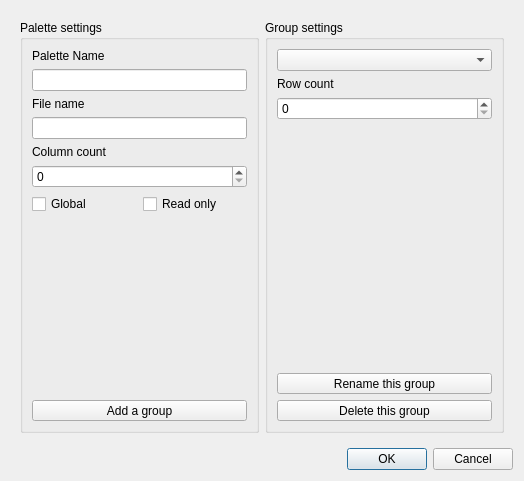
The window that libs/ui/forms/WdgDlgPaletteEditor.ui (KDE/krita) describes before a commit, drawn with Qt 5.
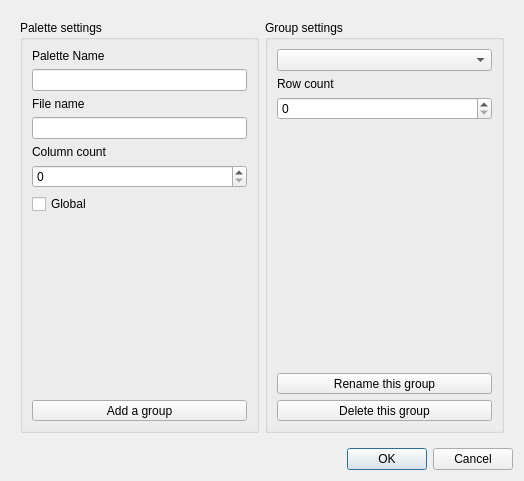
The same window after the commit.

The edit to the form file:
```diff
--- a/libs/ui/forms/WdgDlgPaletteEditor.ui
+++ b/libs/ui/forms/WdgDlgPaletteEditor.ui
@@ -62,13 +62,6 @@
              </property>
             </widget>
            </item>
-           <item>
-            <widget class="QCheckBox" name="ckxReadOnly">
-             <property name="text">
-              <string>Read only</string>
-             </property>
-            </widget>
-           </item>
           </layout>
          </item>
          <item>
```
